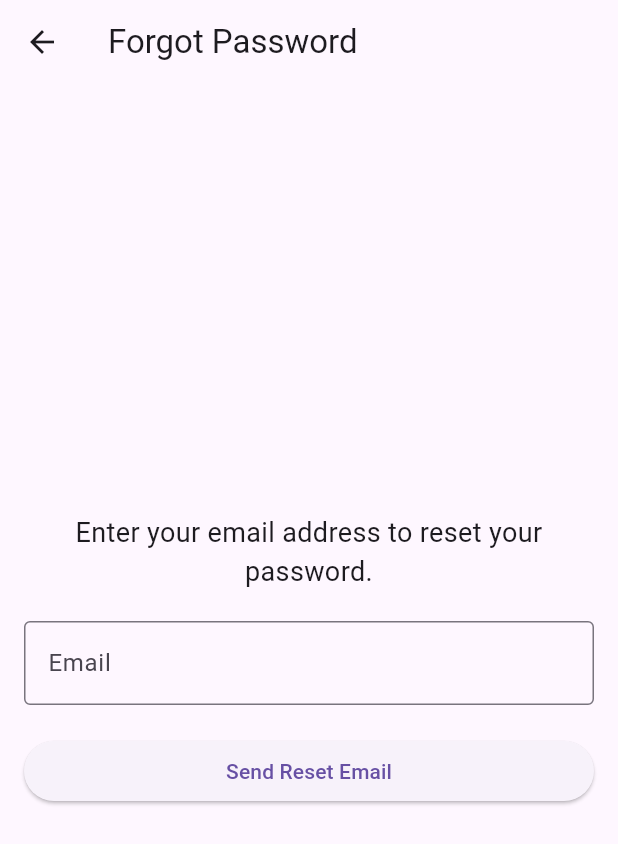
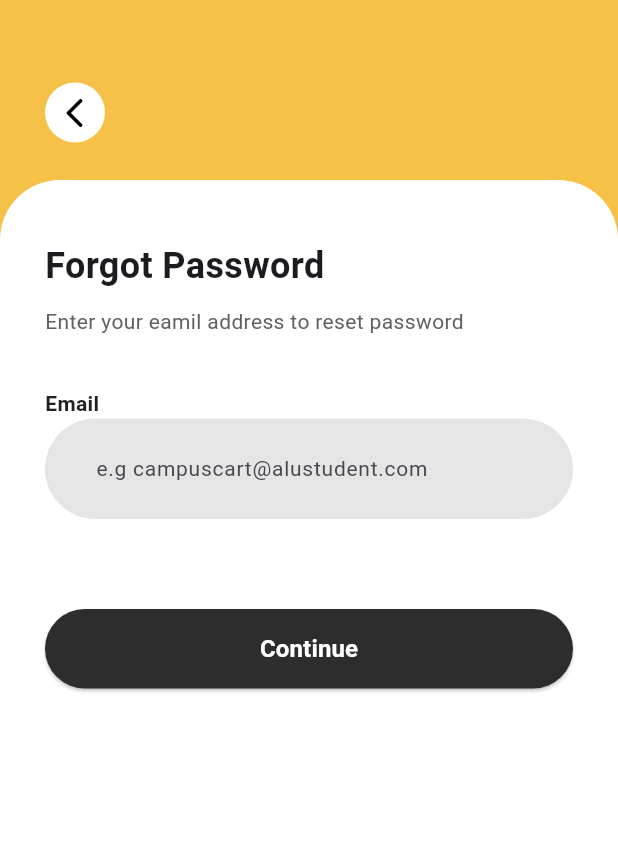
Before and after one commit to eobolo/CAMPUS_CART_MOBILE_APP_GROUP_10, a Flutter app: the ForgotPasswordPage screen opened directly, on a phone screen of 412 x 824 dp. Shown: the top 844 px of the screen. Run offline on Flutter 3.47's test engine with Material 3 defaults, Android fonts, the phone set to English and light mode, and no system bars; our stand-ins replace cloud_functions, firebase_auth, firebase_core, firebase_database, get, intl_phone_field and 1 more; accounts and stored records are empty; Roboto replaces fonts that are missing (DM Sans).

Commit message:
dev auth completed awaiting testing soon

```diff
--- a/campus_cart/lib/forgot_password_Page.dart
+++ /dev/null
@@ -1,100 +0,0 @@
-import 'package:flutter/material.dart';
-import 'package:firebase_auth/firebase_auth.dart';
-
-
-class ForgotPasswordPage extends StatefulWidget {
-  const ForgotPasswordPage({super.key});
-
-
-  @override
-  _ForgotPasswordPageState createState() => _ForgotPasswordPageState();
-}
-
-
-class _ForgotPasswordPageState extends State<ForgotPasswordPage> {
-  final _emailController = TextEditingController();
-  final FirebaseAuth _auth = FirebaseAuth.instance;
-  bool _isLoading = false;
-
-
-  @override
-  void dispose() {
-    _emailController.dispose();
-    super.dispose();
-  }
-
-
-  Future<void> _sendPasswordResetEmail() async {
-    setState(() {
-      _isLoading = true;
-    });
-
-
-    try {
-      await _auth.sendPasswordResetEmail(email: _emailController.text.trim());
-      ScaffoldMessenger.of(context).showSnackBar(
-        SnackBar(content: Text('Password reset email sent! Check your inbox.')),
-      );
-    } on FirebaseAuthException catch (e) {
-      String errorMessage;
-
-
-      if (e.code == 'invalid-email') {
-        errorMessage = 'The email address is invalid.';
-      } else if (e.code == 'user-not-found') {
-        errorMessage = 'No user found with this email.';
-      } else {
-        errorMessage = 'An error occurred. Please try again.';
-      }
-
-
-      ScaffoldMessenger.of(context).showSnackBar(
-        SnackBar(content: Text(errorMessage)),
-      );
-    } finally {
-      setState(() {
-        _isLoading = false;
-      });
-    }
-  }
-
-
-  @override
-  Widget build(BuildContext context) {
-    return Scaffold(
-      appBar: AppBar(
-        title: Text('Forgot Password'),
-      ),
-      body: Padding(
-        padding: const EdgeInsets.all(16.0),
-        child: Column(
-          mainAxisAlignment: MainAxisAlignment.center,
-          crossAxisAlignment: CrossAxisAlignment.stretch,
-          children: [
-            Text(
-              'Enter your email address to reset your password.',
-              style: TextStyle(fontSize: 18.0),
-              textAlign: TextAlign.center,
-            ),
-            SizedBox(height: 20),
-            TextField(
-              controller: _emailController,
-              keyboardType: TextInputType.emailAddress,
-              decoration: InputDecoration(
-                labelText: 'Email',
-                border: OutlineInputBorder(),
-              ),
-            ),
-            SizedBox(height: 20),
-            _isLoading
-                ? Center(child: CircularProgressIndicator())
-                : ElevatedButton(
-                    onPressed: _sendPasswordResetEmail,
-                    child: Text('Send Reset Email'),
-                  ),
-          ],
-        ),
-      ),
-    );
-  }
-}
--- a/campus_cart/lib/main.dart
+++ b/campus_cart/lib/main.dart
@@ -1,3 +1,4 @@
+import 'package:campus_cart/routes/auth/forgot_password/forgot_password_page.dart';
 import 'package:campus_cart/routes/auth/login.dart';
 import 'package:campus_cart/routes/auth/terms_and_conditions.dart';
 import 'package:campus_cart/routes/home/getstartedpage.dart';
@@ -70,6 +71,7 @@ class _MyAppState extends State<MyApp> {
         '/signup_otp': (context) => const SignUpOtpVerification(),
         '/terms_and_conditions': (context) => const TermsAndConditions(),
         '/login': (context) => const SignIn(),
+        '/forget_password': (context) => const ForgotPasswordPage(),
         '/reset_password_otp': (context) => const OtpResetPassword(),
         '/reset_password': (context) => const ResetPassword(),
         '/home': (context) => const Home(),
--- /dev/null
+++ b/campus_cart/lib/routes/auth/forgot_password/forgot_password_page.dart
@@ -0,0 +1,247 @@
+import 'package:campus_cart/controllers/user_controllers.dart';
+import 'package:flutter/material.dart';
+import 'package:get/get.dart';
+
+class ForgotPasswordPage extends StatefulWidget {
+  const ForgotPasswordPage({super.key});
+
+  @override
+  // ignore: library_private_types_in_public_api
+  _ForgotPasswordPageState createState() => _ForgotPasswordPageState();
+}
+
+class _ForgotPasswordPageState extends State<ForgotPasswordPage> {
+  final TextEditingController emailController = TextEditingController();
+  final GlobalKey<FormState> _formKey = GlobalKey<FormState>();
+  final UserStateController userStateController =
+      Get.find<UserStateController>();
+  bool _isLoading = false;
+
+  void _sendPasswordResetEmail() async {
+    if (!(_formKey.currentState!.validate())) {
+      return;
+    } else {
+      setState(() {
+        _isLoading = true;
+      });
+      try {
+        await userStateController.checkForgotPasswordEmail(
+          userStateController.email.value.trim(),
+        );
+        // Show success message
+        if (mounted) {
+          ScaffoldMessenger.of(context).showSnackBar(
+            SnackBar(
+              backgroundColor: const Color.fromARGB(255, 116, 255, 121),
+              content: Text(
+                "Email ${userStateController.email.value} successfully verified.",
+                style: TextStyle(
+                  color: Color(0xFF202020),
+                  fontSize: 14,
+                  fontFamily: "DM Sans",
+                  fontWeight: FontWeight.bold,
+                ),
+              ),
+            ),
+          );
+        }
+        // call the userstatecontroller with the already gotten phone number
+        if (mounted) {
+          userStateController.triggerUserForgotPasswordOtp(
+              userStateController.phoneNumber.value, context);
+        }
+      } catch (e) {
+        setState(() {
+          _isLoading = false;
+        });
+        if (mounted) {
+          ScaffoldMessenger.of(context).showSnackBar(
+            SnackBar(
+              backgroundColor: const Color.fromARGB(255, 255, 63, 49),
+              content: Text(
+                "Error: $e",
+                style: TextStyle(
+                  color: Color(0xFF202020),
+                  fontSize: 14,
+                  fontFamily: "DM Sans",
+                  fontWeight: FontWeight.bold,
+                ),
+              ),
+            ),
+          );
+        }
+      } finally {
+        setState(() {
+          _isLoading = false;
+        });
+      }
+    }
+  }
+
+  @override
+  Widget build(BuildContext context) {
+    return Scaffold(
+      backgroundColor: const Color(0xFFF5C147),
+      body: SafeArea(
+          child: Form(
+        key: _formKey,
+        child: Stack(children: [
+          // Back button at the top-left
+          Positioned(
+            top: 55,
+            left: 30,
+            width: 40,
+            height: 40,
+            child: Container(
+              decoration: const BoxDecoration(
+                color: Colors.white,
+                shape: BoxShape.circle,
+              ),
+              child: IconButton(
+                icon: const Icon(Icons.arrow_back_ios_rounded),
+                onPressed: () {
+                  Navigator.pop(context);
+                },
+                color: Colors.black,
+              ),
+            ),
+          ),
+          Positioned(
+            top: 120,
+            left: 0,
+            right: 0,
+            bottom: 0,
+            child: Container(
+              decoration: const BoxDecoration(
+                color: Colors.white,
+                borderRadius: BorderRadius.only(
+                  topLeft: Radius.circular(40),
+                  topRight: Radius.circular(40),
+                ),
+              ),
+              padding: const EdgeInsets.only(left: 30, right: 30),
+              child: Column(
+                mainAxisAlignment: MainAxisAlignment.start,
+                crossAxisAlignment: CrossAxisAlignment.start,
+                children: [
+                  const SizedBox(height: 40),
+                  const Text(
+                    'Forgot Password',
+                    style: TextStyle(
+                      fontSize: 24,
+                      fontWeight: FontWeight.bold,
+                      fontFamily: 'DM Sans',
+                    ),
+                  ),
+                  const SizedBox(height: 10),
+                  const Text(
+                    'Enter your eamil address to reset password',
+                    style: TextStyle(
+                      fontSize: 14,
+                      color: Color(0xFF606060),
+                      fontWeight: FontWeight.normal,
+                      fontFamily: 'DM Sans',
+                    ),
+                  ),
+                  const SizedBox(height: 35),
+                  const Text(
+                    'Email',
+                    style: TextStyle(
+                      fontSize: 14,
+                      color: Color(0xff202020),
+                      fontWeight: FontWeight.bold,
+                      fontFamily: 'DM Sans',
+                    ),
+                  ),
+                  TextFormField(
+                    onChanged: (validatedEmail) {
+                      userStateController.email.value = validatedEmail;
+                    },
+                    validator: (validateEmail) {
+                      const String emailPattern =
+                          r'^[a-zA-Z0-9._%+-]+@[a-zA-Z0-9.-]+\.[a-zA-Z]{2,}$';
+                      final RegExp emailRegExp = RegExp(emailPattern);
+                      if (validateEmail == null || validateEmail.isEmpty) {
+                        return 'Please enter your email';
+                      } else if (!emailRegExp.hasMatch(validateEmail)) {
+                        return 'Please enter a valid email address';
+                      }
+                      return null;
+                    },
+                    controller: emailController,
+                    keyboardType: TextInputType.emailAddress,
+                    decoration: InputDecoration(
+                      hintText: 'e.g campuscart@alustudent.com',
+                      filled: true,
+                      fillColor: const Color(0xFFE5E5E5),
+                      border: OutlineInputBorder(
+                        borderRadius: BorderRadius.circular(80),
+                        borderSide: BorderSide.none,
+                      ),
+                      contentPadding: const EdgeInsets.symmetric(
+                          vertical: 23.0, horizontal: 30.0),
+                    ),
+                    style: const TextStyle(
+                      color: Color(0xFF909090),
+                      fontSize: 14,
+                      fontFamily: "DM Sans",
+                      fontWeight: FontWeight.normal,
+                    ),
+                  ),
+                  const SizedBox(height: 60),
+                  _isLoading
+                      ? Center(child: const CircularProgressIndicator())
+                      : ElevatedButton(
+                          onPressed: _sendPasswordResetEmail,
+                          style: ButtonStyle(
+                            minimumSize: WidgetStateProperty.all(
+                                const Size(double.infinity, 50)),
+                            backgroundColor:
+                                WidgetStateProperty.resolveWith<Color>(
+                              (Set<WidgetState> states) {
+                                if (states.contains(WidgetState.disabled)) {
+                                  return const Color(0xFF505050);
+                                }
+                                return const Color(0xff2D2D2D);
+                              },
+                            ),
+                            shape:
+                                WidgetStateProperty.all<RoundedRectangleBorder>(
+                              RoundedRectangleBorder(
+                                borderRadius: BorderRadius.circular(50),
+                              ),
+                            ),
+                            padding: WidgetStateProperty.all(
+                                const EdgeInsets.symmetric(
+                                    vertical: 15, horizontal: 100)),
+                          ),
+                          child: const Text(
+                            'Continue',
+                            style: TextStyle(
+                                fontSize: 16,
+                                fontWeight: FontWeight.bold,
+                                fontFamily: 'DM Sans',
+                                color: Color(0xFFFFFFFF)),
+                          ),
+                        ),
+                  const SizedBox(
+                    height: 10.0,
+                  ),
+                  Obx(() => Center(
+                        child: Text(
+                          userStateController.createAccountMessage.value,
+                          style: const TextStyle(
+                              color: Color.fromARGB(255, 255, 52, 38),
+                              fontSize: 12.0,
+                              fontWeight: FontWeight.bold),
+                        ),
+                      )),
+                ],
+              ),
+            ),
+          )
+        ]),
+      )),
+    );
+  }
+}
--- a/campus_cart/lib/routes/auth/signup_otp.dart
+++ b/campus_cart/lib/routes/auth/signup_otp.dart
@@ -182,7 +182,7 @@ class _SignUpOtpVerificationState extends State<SignUpOtpVerification> {
                     keyboardType: TextInputType.number,
                     obscureText: otpController.text.length == 6,
                     defaultPinTheme: PinTheme(
-                      width: 50,
+                      width: 55,
                       height: 56,
                       textStyle: const TextStyle(
                         fontSize: 40,
```
Also changed, not shown: campus_cart/lib/controllers/user_controllers.dart (+32 -3 lines), campus_cart/lib/routes/auth/forgot_password/reset_password.dart (+32 -5 lines), campus_cart/lib/routes/auth/forgot_password/reset_password_otp.dart (+4 -4 lines), campus_cart/lib/routes/auth/login.dart (+1 -44 lines), 1 other file.
